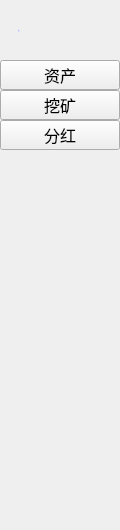
First picture: the form in LNKWallet/functionBar/FunctionAccountWidget.ui, repository HcashOrg/hx-indicator, before the edit.
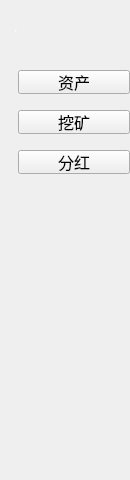
Second picture: the form after the edit.

The edit to the form file:
```diff
--- a/LNKWallet/functionBar/FunctionAccountWidget.ui
+++ b/LNKWallet/functionBar/FunctionAccountWidget.ui
@@ -6,19 +6,19 @@
    <rect>
     <x>0</x>
     <y>0</y>
-    <width>120</width>
-    <height>530</height>
+    <width>130</width>
+    <height>480</height>
    </rect>
   </property>
   <property name="minimumSize">
    <size>
-    <width>120</width>
-    <height>530</height>
+    <width>130</width>
+    <height>480</height>
    </size>
   </property>
   <property name="maximumSize">
    <size>
-    <width>120</width>
+    <width>130</width>
     <height>530</height>
    </size>
   </property>
@@ -36,17 +36,17 @@
    </property>
    <property name="font">
     <font>
-     <family>Microsoft YaHei UI Light</family>
+     <family>微软雅黑</family>
      <pointsize>-1</pointsize>
-     <weight>50</weight>
+     <weight>75</weight>
      <italic>false</italic>
-     <bold>false</bold>
+     <bold>true</bold>
     </font>
    </property>
    <property name="styleSheet">
-    <string notr="true">color: #A6B9FF;
-font: 16px &quot;Microsoft YaHei UI Light&quot;;
-padding-left: 18px;</string>
+    <string notr="true">color: white;
+font: bold 14px &quot;微软雅黑&quot;;
+padding-left: 15px;</string>
    </property>
    <property name="text">
     <string>账户</string>
@@ -55,13 +55,13 @@
     <set>Qt::AlignLeading|Qt::AlignLeft|Qt::AlignVCenter</set>
    </property>
   </widget>
-  <widget class="QToolButton" name="toolButton_asset">
+  <widget class="QPushButton" name="pushButton_asset">
    <property name="geometry">
     <rect>
-     <x>0</x>
-     <y>60</y>
-     <width>120</width>
-     <height>30</height>
+     <x>18</x>
+     <y>70</y>
+     <width>112</width>
+     <height>24</height>
     </rect>
    </property>
    <property name="font">
@@ -73,13 +73,13 @@
     <string>资产</string>
    </property>
   </widget>
-  <widget class="QToolButton" name="toolButton_miner">
+  <widget class="QPushButton" name="pushButton_miner">
    <property name="geometry">
     <rect>
-     <x>0</x>
-     <y>90</y>
-     <width>120</width>
-     <height>30</height>
+     <x>18</x>
+     <y>110</y>
+     <width>112</width>
+     <height>24</height>
     </rect>
    </property>
    <property name="font">
@@ -91,13 +91,13 @@
     <string>挖矿</string>
    </property>
   </widget>
-  <widget class="QToolButton" name="toolButton_bonus">
+  <widget class="QPushButton" name="pushButton_bonus">
    <property name="geometry">
     <rect>
-     <x>0</x>
-     <y>120</y>
-     <width>120</width>
-     <height>30</height>
+     <x>18</x>
+     <y>150</y>
+     <width>112</width>
+     <height>24</height>
     </rect>
    </property>
    <property name="font">
```
